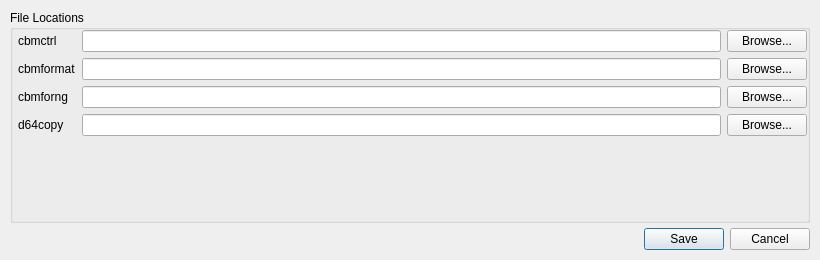
The window that settingsdialog.ui (mveinot/QtCBM) describes before a commit, drawn with Qt 5.
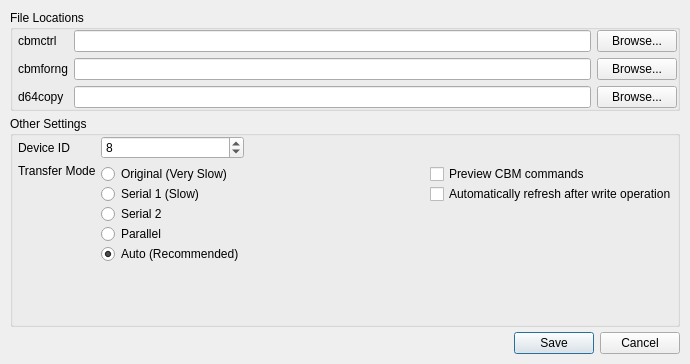
The same window after the commit.

Commit message: Add additional settings to bring us into parity with the existing GUI

What changed in the file:
```diff
--- a/settingsdialog.ui
+++ b/settingsdialog.ui
@@ -6,8 +6,8 @@
    <rect>
     <x>0</x>
     <y>0</y>
-    <width>820</width>
-    <height>260</height>
+    <width>690</width>
+    <height>364</height>
    </rect>
   </property>
   <property name="windowTitle">
@@ -51,20 +51,13 @@
         </property>
         <item row="0" column="0">
          <layout class="QGridLayout" name="gridLayout">
-          <item row="2" column="0">
+          <item row="1" column="0">
            <widget class="QLabel" name="label_3">
             <property name="text">
              <string>cbmforng</string>
             </property>
            </widget>
           </item>
-          <item row="1" column="0">
-           <widget class="QLabel" name="label_2">
-            <property name="text">
-             <string>cbmformat</string>
-            </property>
-           </widget>
-          </item>
           <item row="0" column="0">
            <widget class="QLabel" name="label">
             <property name="text">
@@ -72,17 +65,14 @@
             </property>
            </widget>
           </item>
-          <item row="1" column="1">
-           <widget class="QLineEdit" name="input_cbmformat"/>
-          </item>
-          <item row="3" column="0">
+          <item row="2" column="0">
            <widget class="QLabel" name="label_4">
             <property name="text">
              <string>d64copy</string>
             </property>
            </widget>
           </item>
-          <item row="2" column="2">
+          <item row="1" column="2">
            <widget class="QPushButton" name="browse_cbmforng">
             <property name="text">
              <string>Browse...</string>
@@ -99,39 +89,19 @@
           <item row="0" column="1">
            <widget class="QLineEdit" name="input_cbmctrl"/>
           </item>
-          <item row="2" column="1">
+          <item row="1" column="1">
            <widget class="QLineEdit" name="input_cbmforng"/>
           </item>
-          <item row="1" column="2">
-           <widget class="QPushButton" name="browse_cbmformat">
-            <property name="text">
-             <string>Browse...</string>
-            </property>
-           </widget>
-          </item>
-          <item row="3" column="2">
+          <item row="2" column="2">
            <widget class="QPushButton" name="browse_d64copy">
             <property name="text">
              <string>Browse...</string>
             </property>
            </widget>
           </item>
-          <item row="3" column="1">
+          <item row="2" column="1">
            <widget class="QLineEdit" name="input_d64copy"/>
           </item>
-          <item row="4" column="1">
-           <spacer name="verticalSpacer">
-            <property name="orientation">
-             <enum>Qt::Vertical</enum>
-            </property>
-            <property name="sizeHint" stdset="0">
-             <size>
-              <width>20</width>
-              <height>40</height>
-             </size>
-            </property>
-           </spacer>
-          </item>
          </layout>
         </item>
        </layout>
@@ -139,6 +109,217 @@
      </item>
     </layout>
    </item>
+   <item>
+    <widget class="QGroupBox" name="groupBox_2">
+     <property name="title">
+      <string>Other Settings</string>
+     </property>
+     <layout class="QGridLayout" name="gridLayout_4">
+      <property name="leftMargin">
+       <number>5</number>
+      </property>
+      <property name="topMargin">
+       <number>0</number>
+      </property>
+      <property name="rightMargin">
+       <number>0</number>
+      </property>
+      <property name="bottomMargin">
+       <number>0</number>
+      </property>
+      <item row="0" column="0">
+       <layout class="QGridLayout" name="gridLayout_3">
+        <property name="spacing">
+         <number>5</number>
+        </property>
+        <item row="1" column="0">
+         <widget class="QLabel" name="label_2">
+          <property name="text">
+           <string>Transfer Mode</string>
+          </property>
+          <property name="alignment">
+           <set>Qt::AlignLeading|Qt::AlignLeft|Qt::AlignTop</set>
+          </property>
+         </widget>
+        </item>
+        <item row="1" column="2">
+         <spacer name="horizontalSpacer_2">
+          <property name="orientation">
+           <enum>Qt::Horizontal</enum>
+          </property>
+          <property name="sizeHint" stdset="0">
+           <size>
+            <width>40</width>
+            <height>20</height>
+           </size>
+          </property>
+         </spacer>
+        </item>
+        <item row="1" column="1">
+         <widget class="QFrame" name="frame">
+          <property name="frameShape">
+           <enum>QFrame::NoFrame</enum>
+          </property>
+          <property name="frameShadow">
+           <enum>QFrame::Plain</enum>
+          </property>
+          <property name="lineWidth">
+           <number>0</number>
+          </property>
+          <layout class="QVBoxLayout" name="verticalLayout_4">
+           <property name="spacing">
+            <number>0</number>
+           </property>
+           <property name="leftMargin">
+            <number>0</number>
+           </property>
+           <property name="topMargin">
+            <number>0</number>
+           </property>
+           <property name="rightMargin">
+            <number>0</number>
+           </property>
+           <property name="bottomMargin">
+            <number>0</number>
+           </property>
+           <item>
+            <layout class="QVBoxLayout" name="verticalLayout_3">
+             <item>
+              <widget class="QRadioButton" name="trOriginal">
+               <property name="text">
+                <string>Original (Very Slow)</string>
+               </property>
+              </widget>
+             </item>
+             <item>
+              <widget class="QRadioButton" name="trSerial1">
+               <property name="text">
+                <string>Serial 1 (Slow)</string>
+               </property>
+              </widget>
+             </item>
+             <item>
+              <widget class="QRadioButton" name="trSerial2">
+               <property name="text">
+                <string>Serial 2</string>
+               </property>
+              </widget>
+             </item>
+             <item>
+              <widget class="QRadioButton" name="trParallel">
+               <property name="text">
+                <string>Parallel</string>
+               </property>
+              </widget>
+             </item>
+             <item>
+              <widget class="QRadioButton" name="trAuto">
+               <property name="text">
+                <string>Auto (Recommended)</string>
+               </property>
+               <property name="checked">
+                <bool>true</bool>
+               </property>
+              </widget>
+             </item>
+             <item>
+              <spacer name="verticalSpacer_2">
+               <property name="orientation">
+                <enum>Qt::Vertical</enum>
+               </property>
+               <property name="sizeHint" stdset="0">
+                <size>
+                 <width>20</width>
+                 <height>40</height>
+                </size>
+               </property>
+              </spacer>
+             </item>
+            </layout>
+           </item>
+          </layout>
+         </widget>
+        </item>
+        <item row="0" column="1">
+         <widget class="QSpinBox" name="input_cbmdevice">
+          <property name="value">
+           <number>8</number>
+          </property>
+         </widget>
+        </item>
+        <item row="0" column="0">
+         <widget class="QLabel" name="label_5">
+          <property name="text">
+           <string>Device ID</string>
+          </property>
+         </widget>
+        </item>
+        <item row="1" column="3">
+         <widget class="QFrame" name="frame_2">
+          <property name="frameShape">
+           <enum>QFrame::NoFrame</enum>
+          </property>
+          <property name="frameShadow">
+           <enum>QFrame::Plain</enum>
+          </property>
+          <property name="lineWidth">
+           <number>0</number>
+          </property>
+          <layout class="QVBoxLayout" name="verticalLayout_6">
+           <property name="spacing">
+            <number>0</number>
+           </property>
+           <property name="leftMargin">
+            <number>0</number>
+           </property>
+           <property name="topMargin">
+            <number>0</number>
+           </property>
+           <property name="rightMargin">
+            <number>0</number>
+           </property>
+           <property name="bottomMargin">
+            <number>0</number>
+           </property>
+           <item>
+            <layout class="QVBoxLayout" name="verticalLayout_5">
+             <item>
+              <widget class="QCheckBox" name="showCommands">
+               <property name="text">
+                <string>Preview CBM commands</string>
+               </property>
+              </widget>
+             </item>
+             <item>
+              <widget class="QCheckBox" name="autoRefresh">
+               <property name="text">
+                <string>Automatically refresh after write operation</string>
+               </property>
+              </widget>
+             </item>
+             <item>
+              <spacer name="verticalSpacer">
+               <property name="orientation">
+                <enum>Qt::Vertical</enum>
+               </property>
+               <property name="sizeHint" stdset="0">
+                <size>
+                 <width>20</width>
+                 <height>40</height>
+                </size>
+               </property>
+              </spacer>
+             </item>
+            </layout>
+           </item>
+          </layout>
+         </widget>
+        </item>
+       </layout>
+      </item>
+     </layout>
+    </widget>
+   </item>
    <item>
     <widget class="QDialogButtonBox" name="buttonBox">
      <property name="sizePolicy">
```
Left out of the diff: 7 changed lines with no effect on the pictures. The commit also changes 5 other files.
